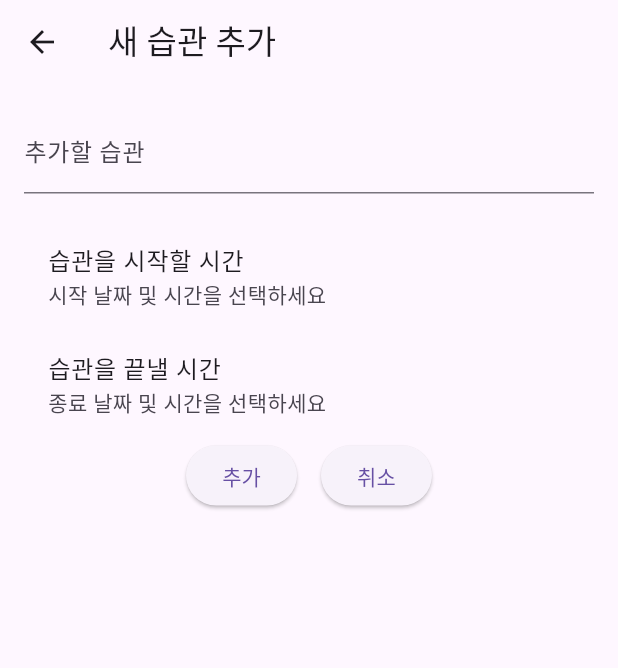
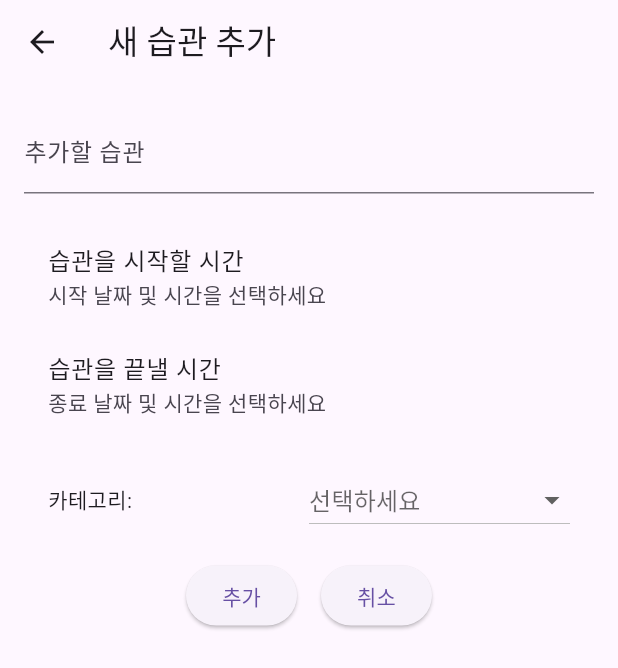
Before and after one commit to croppedeyebrow/flutter_habittracking_app, a Flutter app: the AddHabitPage screen opened directly with empty values, on a phone screen of 412 x 824 dp. Shown: the top 668 px of the screen. Run offline on Flutter 3.47's test engine with Material 3 defaults, Android fonts, the phone set to English and light mode, and no system bars.

Commit message:
카테고리

```diff
--- a/lib/components/add_habit_page.dart
+++ b/lib/components/add_habit_page.dart
@@ -2,7 +2,7 @@ import 'package:flutter/material.dart';
 import 'package:intl/intl.dart';
 
 class AddHabitPage extends StatefulWidget {
-  final Function(String, DateTime, DateTime) onAddHabit;
+  final Function(String, DateTime, DateTime, String?) onAddHabit;
 
   const AddHabitPage({Key? key, required this.onAddHabit}) : super(key: key);
 
@@ -14,14 +14,19 @@ class _AddHabitPageState extends State<AddHabitPage> {
   final TextEditingController _habitController = TextEditingController();
   DateTime? _startDateTime; //시작 시일 선택
   DateTime? _endDateTime; //종료 시일 선택
+  String? _selectedCategory; //선태된 카테고리 저장
+  List<String> _categories = ['운동', '자기계발', '이너피스', '기타'];
 
   Future<void> _selectDateTime(BuildContext context, bool isStartTime) async {
     final DateTime now = DateTime.now();
+    final DateTime initialDate = now.isAfter(DateTime(now.year, 12, 31))
+        ? DateTime(now.year + 1, 1, 1)
+        : now;
     final DateTime? pickedDate = await showDatePicker(
       context: context,
-      initialDate: now,
-      firstDate: DateTime(now.year - 5),
-      lastDate: DateTime(now.year + 5),
+      initialDate: initialDate,
+      firstDate: DateTime(now.year),
+      lastDate: DateTime(now.year, 12, 31),
     );
     if (pickedDate != null) {
       final TimeOfDay? pickedTime = await showTimePicker(
@@ -57,14 +62,17 @@ class _AddHabitPageState extends State<AddHabitPage> {
         padding: const EdgeInsets.all(16.0),
         child: Column(
           children: <Widget>[
+            //습관 내용 입력
             TextField(
               controller: _habitController,
               decoration: InputDecoration(
                 labelText: '추가할 습관',
-                hintText: '습관 이름을 입력하세요',
+                hintText: '추가할 습관을 입력하세요',
               ),
             ),
             SizedBox(height: 20),
+
+            //시일선택
             ListTile(
               title: Text('습관을 시작할 시간'),
               subtitle: Text(_startDateTime != null
@@ -83,6 +91,39 @@ class _AddHabitPageState extends State<AddHabitPage> {
                 _selectDateTime(context, false);
               },
             ),
+
+            Padding(
+              padding: const EdgeInsets.all(16.0),
+              child: Row(
+                mainAxisAlignment: MainAxisAlignment.center,
+                children: [
+                  Expanded(
+                    child: Text('카테고리:'),
+                  ),
+                  Expanded(
+                    child: DropdownButton<String>(
+                      value: _selectedCategory,
+                      hint: Text('선택하세요'),
+                      onChanged: (String? newValue) {
+                        setState(() {
+                          _selectedCategory = newValue;
+                        });
+                      },
+                      items: _categories
+                          .map<DropdownMenuItem<String>>((String value) {
+                        return DropdownMenuItem<String>(
+                          value: value,
+                          child: Text(value),
+                        );
+                      }).toList(),
+                      isExpanded: true,
+                    ),
+                  ),
+                ],
+              ),
+            ),
+
+            //저장,취소 버튼
             Row(
               mainAxisAlignment: MainAxisAlignment.center,
               children: [
@@ -92,7 +133,7 @@ class _AddHabitPageState extends State<AddHabitPage> {
                         _startDateTime != null &&
                         _endDateTime != null) {
                       widget.onAddHabit(_habitController.text, _startDateTime!,
-                          _endDateTime!);
+                          _endDateTime!, _selectedCategory);
                       Navigator.of(context).pop();
                     }
                   },
```
Also changed, not shown: lib/components/habit_tile.dart (+7 -0 lines), lib/pages/home_page.dart (+11 -3 lines).
